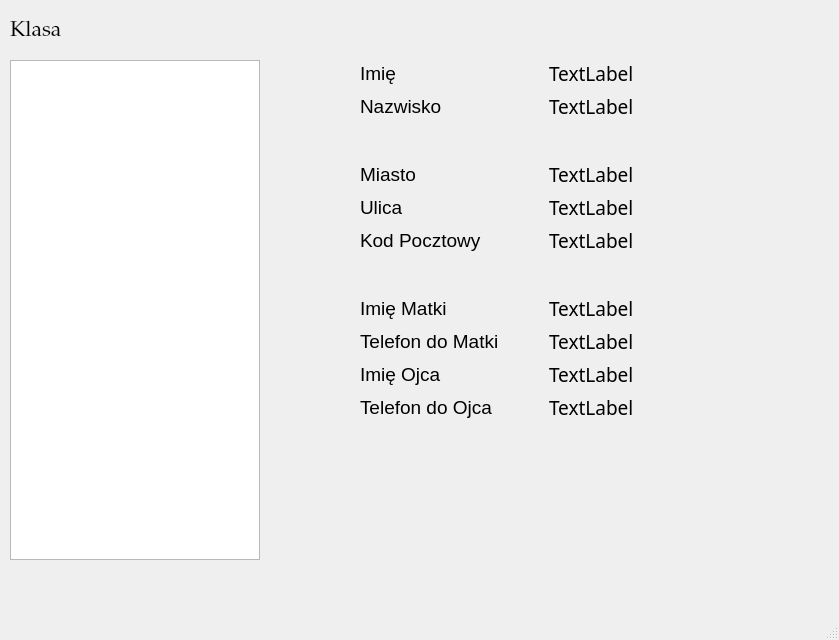
Old version of the form myclasswin.ui in the repository Barto-Paja/AlaMail.
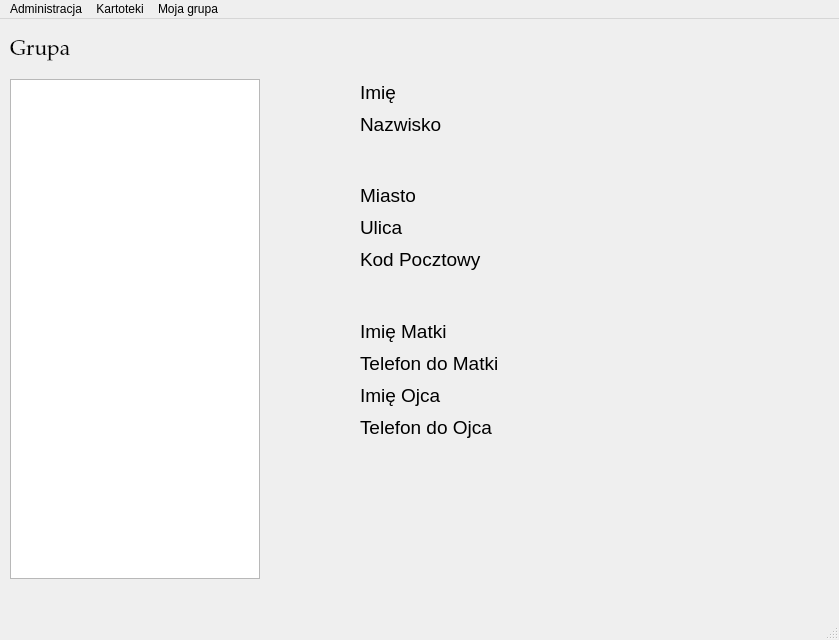
New version of the form.

```diff
--- a/myclasswin.ui
+++ b/myclasswin.ui
@@ -33,7 +33,7 @@
         </font>
        </property>
        <property name="text">
-        <string>Klasa</string>
+        <string>Grupa</string>
        </property>
       </widget>
      </item>
@@ -82,7 +82,7 @@
         </font>
        </property>
        <property name="text">
-        <string>TextLabel</string>
+        <string/>
        </property>
       </widget>
      </item>
@@ -132,7 +132,7 @@
         </font>
        </property>
        <property name="text">
-        <string>TextLabel</string>
+        <string/>
        </property>
       </widget>
      </item>
@@ -229,7 +229,7 @@
         </font>
        </property>
        <property name="text">
-        <string>TextLabel</string>
+        <string/>
        </property>
       </widget>
      </item>
@@ -242,7 +242,7 @@
         </font>
        </property>
        <property name="text">
-        <string>TextLabel</string>
+        <string/>
        </property>
       </widget>
      </item>
@@ -255,7 +255,7 @@
         </font>
        </property>
        <property name="text">
-        <string>TextLabel</string>
+        <string/>
        </property>
       </widget>
      </item>
@@ -268,7 +268,7 @@
         </font>
        </property>
        <property name="text">
-        <string>TextLabel</string>
+        <string/>
        </property>
       </widget>
      </item>
@@ -281,7 +281,7 @@
         </font>
        </property>
        <property name="text">
-        <string>TextLabel</string>
+        <string/>
        </property>
       </widget>
      </item>
@@ -294,7 +294,7 @@
         </font>
        </property>
        <property name="text">
-        <string>TextLabel</string>
+        <string/>
        </property>
       </widget>
      </item>
@@ -307,7 +307,7 @@
         </font>
        </property>
        <property name="text">
-        <string>TextLabel</string>
+        <string/>
        </property>
       </widget>
      </item>
@@ -336,6 +336,28 @@
      <height>21</height>
     </rect>
    </property>
+   <widget class="QMenu" name="menuAdministracja">
+    <property name="title">
+     <string>Administracja</string>
+    </property>
+   </widget>
+   <widget class="QMenu" name="menuKartoteki">
+    <property name="title">
+     <string>Kartoteki</string>
+    </property>
+    <addaction name="actionUczniowie"/>
+    <addaction name="actionNauczyciele"/>
+    <addaction name="actionGrupy"/>
+   </widget>
+   <widget class="QMenu" name="menuMoja_grupa">
+    <property name="title">
+     <string>Moja grupa</string>
+    </property>
+    <addaction name="actionLista_obesno_ci"/>
+   </widget>
+   <addaction name="menuAdministracja"/>
+   <addaction name="menuKartoteki"/>
+   <addaction name="menuMoja_grupa"/>
   </widget>
   <widget class="QStatusBar" name="statusbar"/>
  </widget>
```
Left out of the diff: 20 changed lines with no effect on the pictures.
